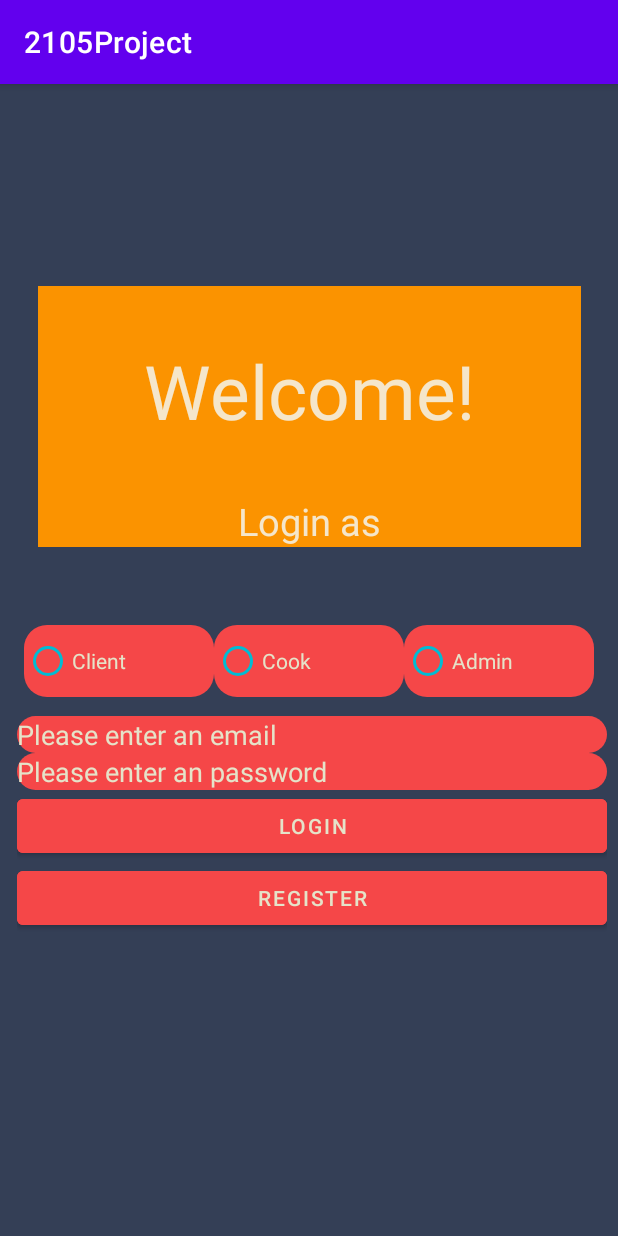
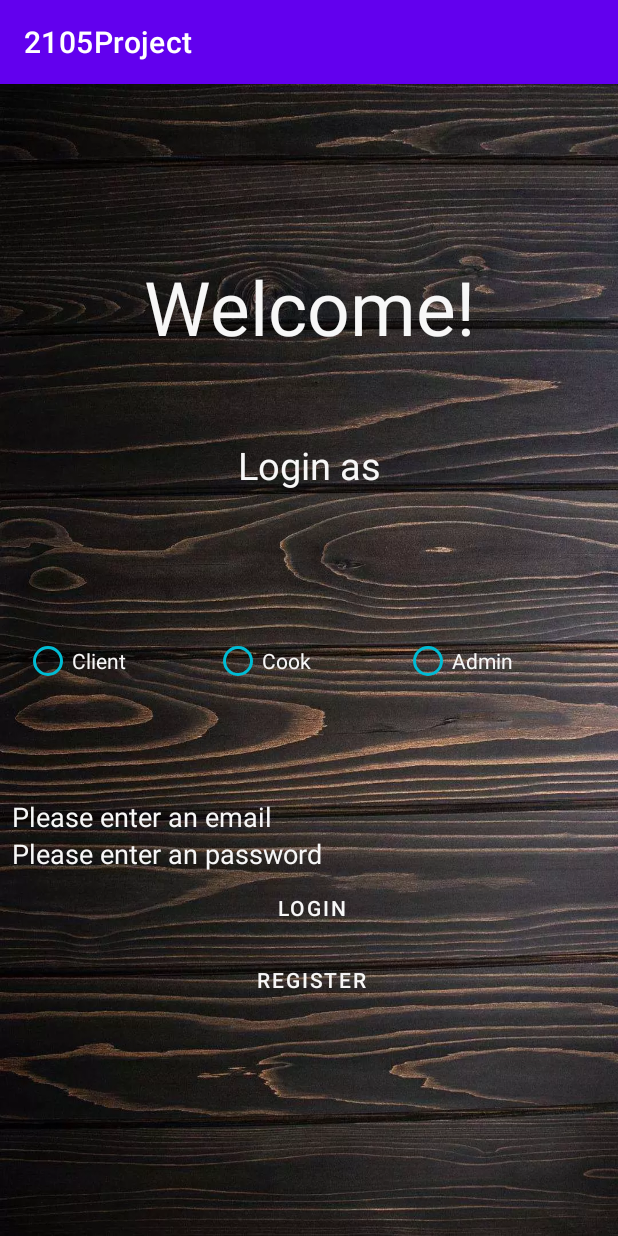
Before and after one commit to Mikadaisuki/2105Project, an Android app: the screen it shows after launch (loginActivity), on a phone screen of 412 x 824 dp. Run offline under Robolectric (Android 15) with nearby library versions, the phone set to English and light mode, and no system bars; our stand-ins replace Firebase (no records; nobody signed in at launch, a user with empty details on screens opened directly).

Commit message:
Change the app UI

```diff
--- a/app/src/main/res/drawable/bt_bg_01.xml
+++ b/app/src/main/res/drawable/bt_bg_01.xml
@@ -2,13 +2,13 @@
 <selector xmlns:android="http://schemas.android.com/apk/res/android">
     <item android:state_pressed="true">
         <shape>
-            <solid android:color="#F54748"/>
+            <solid android:color="#6D9886"/>
             <corners android:radius="15dp"/>
         </shape>
     </item>
     <item android:state_pressed="false">
         <shape>
-            <solid android:color="#F54748"/>
+            <solid android:color="#6D9886"/>
             <corners android:radius="15dp"/>
         </shape>
     </item>
--- a/app/src/main/res/layout/activity_client_page.xml
+++ b/app/src/main/res/layout/activity_client_page.xml
@@ -4,10 +4,12 @@
     xmlns:tools="http://schemas.android.com/tools"
     android:layout_width="match_parent"
     android:layout_height="match_parent"
+    android:background="@drawable/bg_05"
     tools:context=".clientPageActivity">
 
     <Button
         android:id="@+id/button"
+        android:background="@drawable/bt_bg_01"
         android:layout_width="wrap_content"
         android:layout_height="wrap_content"
         android:text="Button"
--- a/app/src/main/res/layout/activity_complaints_view.xml
+++ b/app/src/main/res/layout/activity_complaints_view.xml
@@ -4,7 +4,8 @@
     xmlns:tools="http://schemas.android.com/tools"
     android:layout_width="match_parent"
     android:layout_height="match_parent"
-    tools:context=".complaintsView_Activity">
+    tools:context=".complaintsView_Activity"
+    android:background="#596E79">
 
     <LinearLayout
         android:layout_width="411dp"
@@ -22,7 +23,8 @@
             android:id="@+id/random"
             android:layout_width="match_parent"
             android:layout_height="69dp"
-            android:text="click to create 5 Random complaint" />
+            android:text="click to create 5 Random complaint"
+            android:backgroundTint="#C7B198"/>
 
         <ListView
             android:id="@+id/listview"
--- a/app/src/main/res/layout/activity_login.xml
+++ b/app/src/main/res/layout/activity_login.xml
@@ -5,42 +5,40 @@
     xmlns:tools="http://schemas.android.com/tools"
     android:layout_width="match_parent"
     android:layout_height="match_parent"
-    android:background="#343F56"
+    android:background="@drawable/bg_05"
     tools:context=".loginActivity">
 
     <LinearLayout
         android:id="@+id/Welcome"
-        android:layout_width="362dp"
-        android:layout_height="227dp"
-        android:layout_marginStart="24dp"
+        android:layout_width="365dp"
+        android:layout_height="296dp"
         android:layout_marginTop="24dp"
-        android:layout_marginEnd="24dp"
         android:layout_marginBottom="50dp"
         android:orientation="vertical"
         app:layout_constraintBottom_toBottomOf="parent"
         app:layout_constraintEnd_toEndOf="parent"
         app:layout_constraintStart_toStartOf="parent"
         app:layout_constraintTop_toTopOf="parent"
-        app:layout_constraintVertical_bias="0.13">
+        app:layout_constraintVertical_bias="0.011">
 
         <TextView
             android:id="@+id/textView4"
             android:layout_width="match_parent"
             android:layout_height="139dp"
             android:layout_marginTop="50dp"
-            android:background="#FB9300"
             android:gravity="center"
             android:text="Welcome!"
-            android:textColor="#F5E6CA"
+            android:background="@android:color/transparent"
+            android:textColor="#F7F7F7"
             android:textSize="50dp" />
 
         <TextView
-            android:background="#FB9300"
-            android:textColor="#F5E6CA"
             android:layout_width="match_parent"
-            android:layout_height="wrap_content"
+            android:layout_height="72dp"
+            android:background="@android:color/transparent"
             android:gravity="center"
             android:text="Login as"
+            android:textColor="#F7F7F7"
             android:textSize="25dp">
 
         </TextView>
@@ -64,38 +62,37 @@
             android:layout_width="match_parent"
             android:layout_height="wrap_content"
             android:layout_weight="1"
-            android:background="@drawable/bt_bg_01"
+            android:background="@android:color/transparent"
             android:buttonTint="#00BCD4"
             android:text="Client"
-            android:textColor="#E5E3C9" />
+            android:textColor="#F7F7F7" />
 
         <RadioButton
             android:id="@+id/CookChose"
             android:layout_width="match_parent"
             android:layout_height="wrap_content"
             android:layout_weight="1"
-            android:background="@drawable/bt_bg_01"
+            android:background="@android:color/transparent"
             android:buttonTint="#00BCD4"
             android:text="Cook"
-            android:textColor="#E5E3C9" />
+            android:textColor="#F7F7F7" />
 
         <RadioButton
             android:id="@+id/AdminChose"
             android:layout_width="match_parent"
             android:layout_height="wrap_content"
             android:layout_weight="1"
-            android:background="@drawable/bt_bg_01"
+            android:background="@android:color/transparent"
             android:buttonTint="#00BCD4"
             android:checked="false"
             android:text="Admin"
-            android:textColor="#E5E3C9" />
+            android:textColor="#F7F7F7" />
     </RadioGroup>
 
     <LinearLayout
-        android:layout_width="393dp"
-        android:layout_height="345dp"
+        android:layout_width="399dp"
+        android:layout_height="234dp"
         android:layout_marginStart="3dp"
-        android:layout_marginTop="1dp"
         android:orientation="vertical"
         app:layout_constraintBottom_toBottomOf="parent"
         app:layout_constraintEnd_toEndOf="parent"
@@ -103,43 +100,44 @@
         app:layout_constraintTop_toBottomOf="@+id/radioGroup">
 
         <EditText
-            android:background="@drawable/bt_bg_01"
-            android:textColorHint="#E5E3C9"
             android:id="@+id/Emailtext"
             android:layout_width="match_parent"
             android:layout_height="wrap_content"
+            android:background="@android:color/transparent"
             android:ems="10"
+            android:hint="Please enter an email"
             android:inputType="textEmailAddress"
-
-            android:hint="Please enter an email" />
+            android:textColor="#F7F7F7"
+            android:textColorHint="#F7F7F7" />
 
         <EditText
-            android:background="@drawable/bt_bg_01"
-            android:textColorHint="#E5E3C9"
             android:id="@+id/Pwdtext"
             android:layout_width="match_parent"
             android:layout_height="wrap_content"
+            android:background="@android:color/transparent"
             android:ems="10"
             android:hint="Please enter an password"
-            android:inputType="textPassword" />
+            android:inputType="textPassword"
+            android:textColor="#F7F7F7"
+            android:textColorHint="#F7F7F7" />
 
         <Button
-            android:backgroundTint="#F54748"
-            android:textColor="#E5E3C9"
             android:id="@+id/Login"
             android:layout_width="match_parent"
             android:layout_height="wrap_content"
+            android:onClick="login"
             android:text="login"
-            android:onClick="login"/>
+            android:background="@android:color/transparent"
+            android:textColor="#F7F7F7" />
 
         <Button
-            android:backgroundTint="#F54748"
-            android:textColor="#E5E3C9"
             android:id="@+id/Register"
             android:layout_width="match_parent"
             android:layout_height="wrap_content"
+            android:onClick="register"
             android:text="Register"
-            android:onClick="register"/>
+            android:background="@android:color/transparent"
+            android:textColor="#F7F7F7" />
 
     </LinearLayout>
 
```
Also changed, not shown: app/src/main/res/layout/activity_admin_page.xml (+6 -7 lines), app/src/main/res/layout/activity_complaint_detail.xml (+28 -9 lines), app/src/main/res/layout/activity_cook_menu.xml (+12 -3 lines), app/src/main/res/layout/activity_cook_page.xml (+9 -3 lines), app/src/main/res/layout/complain_list_layout.xml (+17 -6 lines), app/src/main/res/layout/cook_menu_list.xml (+10 -3 lines), app/src/main/res/drawable/bg_02.webp (added), app/src/main/res/drawable/bg_04.webp (added), app/src/main/res/drawable/bg_05.webp (added), app/src/main/res/drawable/bg_06.webp (added).
